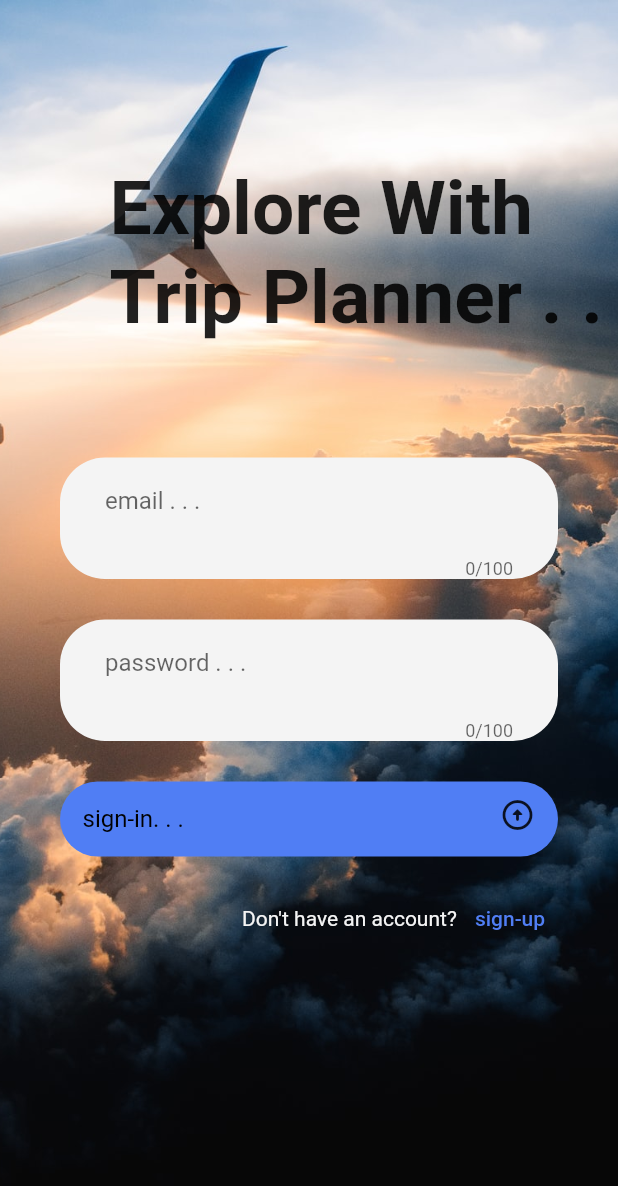
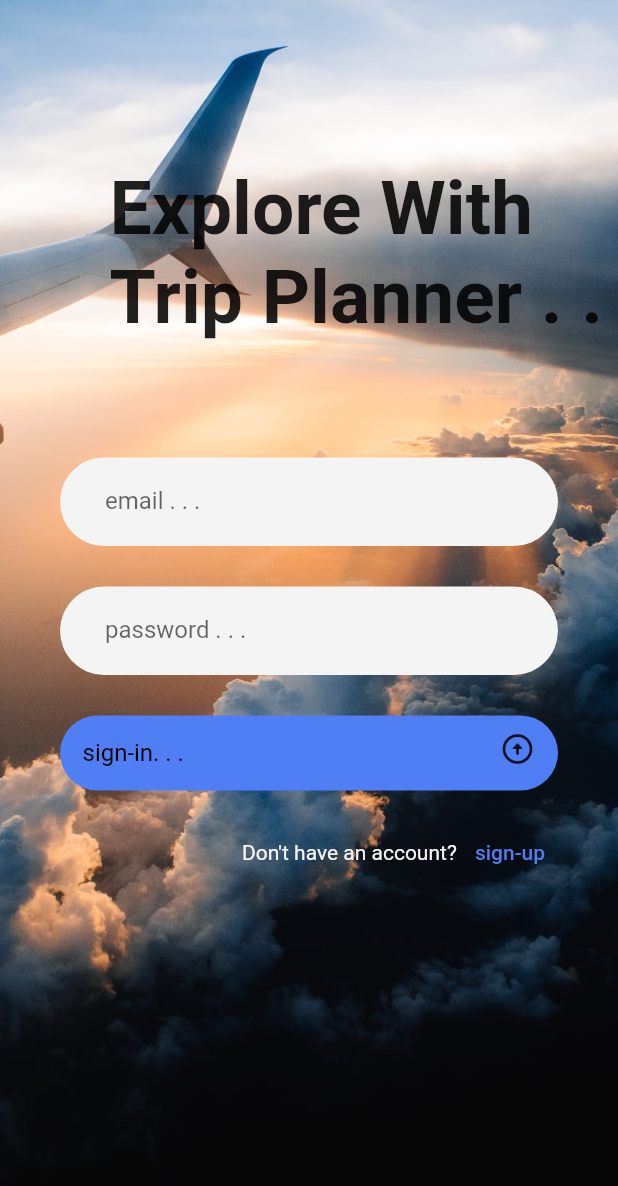
Before and after one commit to dibindasky/travello, a Flutter app: the screen it shows after launch, on a phone screen of 412 x 824 dp. Shown: the top 1186 px of the screen. Run offline on Flutter 3.47's test engine with Material 2 defaults, Android fonts, the phone set to English and light mode, and no system bars; our stand-ins replace cached_network_image, carousel_slider, cloud_firestore, firebase_auth, firebase_core, firebase_storage and 7 more; accounts and stored records are empty.

Commit message:
except icon

```diff
--- a/lib/screens/bottombar_items/screen_planing.dart
+++ b/lib/screens/bottombar_items/screen_planing.dart
@@ -74,7 +74,6 @@ class _ScreenPlanningTripState extends State<ScreenPlanningTrip> {
                   Form(
                     key: formplan,
                     child: FormFields(
-                      maxLength: 15,
                       textLabel: 'trip name',
                       textContol: tripNameController,
                       function: isValidTripName,
--- a/lib/screens/trip_planner/planned_details/plans_screen_tile.dart
+++ b/lib/screens/trip_planner/planned_details/plans_screen_tile.dart
@@ -45,12 +45,12 @@ class _PlanScreenTileState extends State<PlanScreenTile> {
                       onPressed: () {
                         widget.reposatoryTrip.delete(widget.data, true);
                       },
-                      icon: Icon(Icons.delete_sweep_outlined))),
+                      icon: const Icon(Icons.delete_sweep_outlined))),
               Text(
                 widget.data.name,
                 style: GoogleFonts.ubuntu(
                     shadows: [
-                      BoxShadow(
+                      const BoxShadow(
                           blurRadius: 1, spreadRadius: 2, color: blueSecondary)
                     ],
                     fontSize: 20,
--- a/lib/wigets/text_fields/text_form_field.dart
+++ b/lib/wigets/text_fields/text_form_field.dart
@@ -10,7 +10,6 @@ class FormFields extends StatelessWidget {
       {super.key,
       this.textLabel,
       this.function,
-      this.maxLength=100,
       this.keyboardType,
       this.value = '',
       required this.textContol});
@@ -18,7 +17,6 @@ class FormFields extends StatelessWidget {
   String? textLabel;
   var keyboardType;
   var function;
-  int maxLength;
   String value;
   TextEditingController textContol;
 
@@ -32,7 +30,6 @@ class FormFields extends StatelessWidget {
           color: whiteSecondary,
           borderRadius: BorderRadius.all(Radius.circular(30))),
       child: TextFormField(
-        maxLength: maxLength,
         keyboardType: keyboardType,
         controller: textContol,
         autovalidateMode: AutovalidateMode.onUserInteraction,
```
Also changed, not shown: lib/screens/sccreen_bottombar.dart (+14 -3 lines), pubspec.yaml (+7 -2 lines), pubspec.lock.
